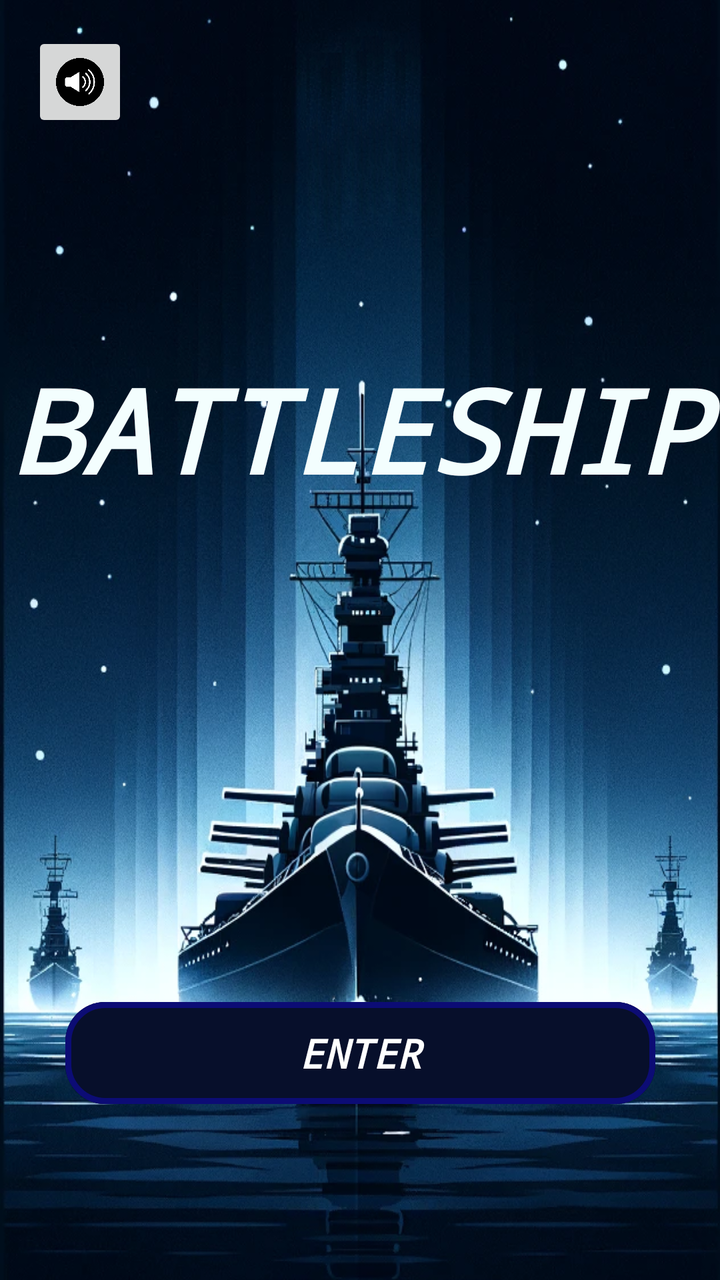
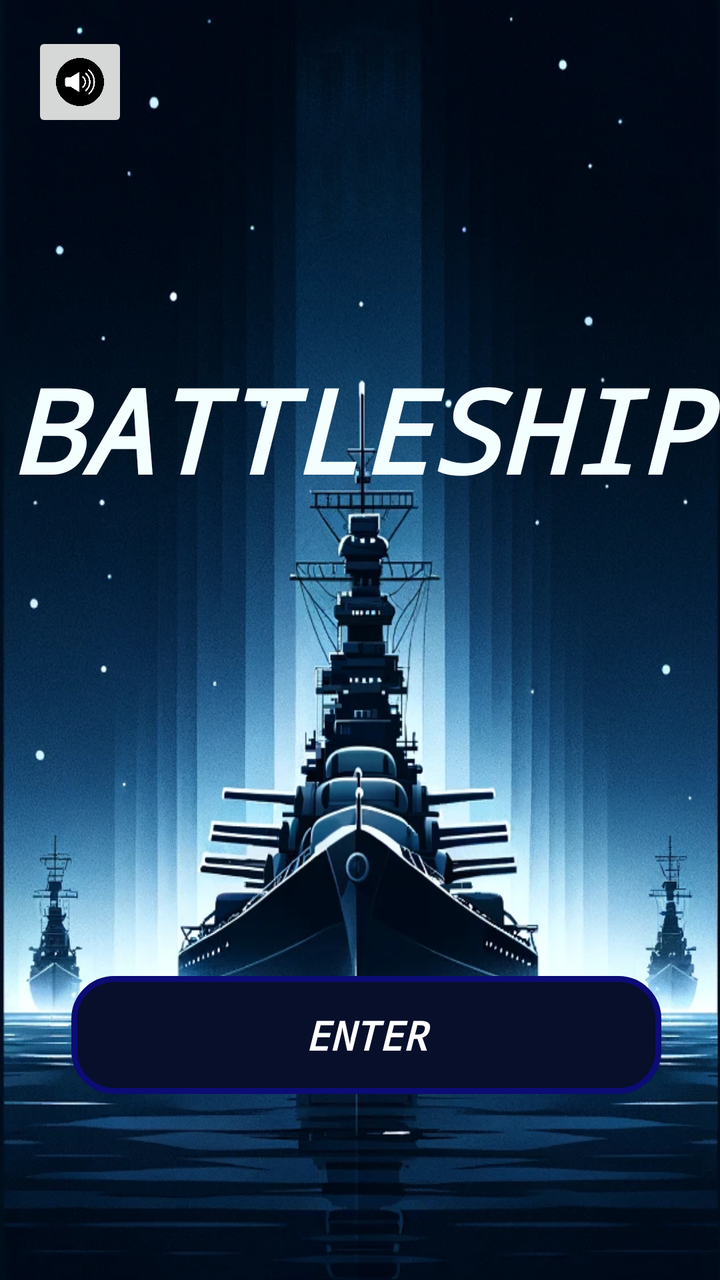

An Android layout rendered at two revisions. The XML below is the earlier revision; the diff shows what the commit changed to produce the second picture.
<!-- AndroidManifest.xml: application theme Theme.BattleshipClient -->
<!-- res/layout/activity_main.xml -->
<?xml version="1.0" encoding="utf-8"?>
<androidx.constraintlayout.widget.ConstraintLayout xmlns:android="http://schemas.android.com/apk/res/android"
    xmlns:app="http://schemas.android.com/apk/res-auto"
    xmlns:tools="http://schemas.android.com/tools"
    android:layout_width="match_parent"
    android:layout_height="match_parent"
    android:background="@drawable/main_activity_img"
    app:layout_constrainedHeight="true"
    tools:context=".view.activities.MainActivity">


    <Button
        android:id="@+id/enterBtnId"
        android:layout_width="295dp"
        android:layout_height="59dp"
        android:layout_marginBottom="84dp"
        android:backgroundTint="@color/navy"
        android:cursorVisible="false"
        android:fontFamily="monospace"
        android:text="ENTER"
        android:textColor="@color/white"
        android:textSize="20sp"
        android:textStyle="bold|italic"
        app:autoSizeMaxTextSize="20sp"
        app:autoSizeMinTextSize="12sp"
        app:autoSizeStepGranularity="2sp"
        app:autoSizeTextType="uniform"
        app:cornerRadius="20dp"
        app:layout_constraintBottom_toBottomOf="parent"
        app:layout_constraintEnd_toEndOf="parent"
        app:layout_constraintStart_toStartOf="parent"
        app:strokeColor="#0C0C75"
        app:strokeWidth="3dp" />

    <TextView
        android:id="@+id/gameTitleId"
        android:layout_width="0dp"
        android:layout_height="136dp"
        android:layout_marginTop="176dp"
        android:fontFamily="monospace"
        android:text="BATTLESHIP"
        android:textAlignment="center"
        android:textColor="#F3FEFE"
        android:textSize="50sp"
        android:textStyle="bold|italic"
        app:autoSizeMaxTextSize="60sp"
        app:autoSizeMinTextSize="12sp"
        app:autoSizeStepGranularity="2sp"
        app:autoSizeTextType="uniform"
        app:layout_constraintEnd_toEndOf="parent"
        app:layout_constraintHorizontal_bias="0.0"
        app:layout_constraintStart_toStartOf="parent"
        app:layout_constraintTop_toTopOf="parent" />

    <ImageButton
        android:id="@+id/muteBtnId"
        android:layout_width="48dp"
        android:layout_height="50dp"
        android:layout_marginStart="16dp"
        android:layout_marginTop="16dp"
        android:onClick="muteUnmute"
        android:scaleType="centerInside"
        app:layout_constraintStart_toStartOf="parent"
        app:layout_constraintTop_toTopOf="parent"
        app:srcCompat="@drawable/audio_on_off_dark" />



</androidx.constraintlayout.widget.ConstraintLayout>
<!-- resources referenced by this layout -->
<resources>
  <color name="navy">#070F2B</color>
  <color name="white">#FFFFFFFF</color>
  <!-- drawable audio_on_off_dark: png bitmap (drawable-ldltr, 18546 bytes) -->
  <!-- drawable main_activity_img: png bitmap (drawable, 882582 bytes) -->
  <style name="Theme.BattleshipClient" parent="Base.Theme.BattleshipClient" />
  <style name="Base.Theme.BattleshipClient" parent="Theme.Material3.DayNight.NoActionBar">
          <item name="colorPrimary">@color/black</item>
          
          
      </style>
  <color name="black">#FF000000</color>
</resources>

<!-- the commit's change to res/layout/activity_main.xml (unified diff, before → after) -->
@@ -8,29 +8,20 @@
     app:layout_constrainedHeight="true"
     tools:context=".view.activities.MainActivity">
 
-
     <Button
         android:id="@+id/enterBtnId"
+        style="@style/ButtonTextAppearance"
+        android:background="@drawable/custom_navigation_button_background"
         android:layout_width="295dp"
         android:layout_height="59dp"
         android:layout_marginBottom="84dp"
-        android:backgroundTint="@color/navy"
-        android:cursorVisible="false"
-        android:fontFamily="monospace"
         android:text="ENTER"
-        android:textColor="@color/white"
-        android:textSize="20sp"
-        android:textStyle="bold|italic"
-        app:autoSizeMaxTextSize="20sp"
-        app:autoSizeMinTextSize="12sp"
-        app:autoSizeStepGranularity="2sp"
-        app:autoSizeTextType="uniform"
-        app:cornerRadius="20dp"
         app:layout_constraintBottom_toBottomOf="parent"
         app:layout_constraintEnd_toEndOf="parent"
+        app:layout_constraintHorizontal_bias="0.551"
         app:layout_constraintStart_toStartOf="parent"
-        app:strokeColor="#0C0C75"
-        app:strokeWidth="3dp" />
+        app:layout_constraintTop_toTopOf="parent"
+        app:layout_constraintVertical_bias="0.982" />
 
     <TextView
         android:id="@+id/gameTitleId"
@@ -66,4 +57,5 @@
 
 
 
+
 </androidx.constraintlayout.widget.ConstraintLayout>
<!-- resource entries referenced after the edit -->
@@ -1,9 +1,40 @@
 <!-- resources referenced by this layout -->
 <resources>
   <color name="navy">#070F2B</color>
+  <color name="buttonStroke">#0C0C75</color>
   <color name="white">#FFFFFFFF</color>
   <!-- drawable audio_on_off_dark: png bitmap (drawable-ldltr, 18546 bytes) -->
+  <!-- drawable custom_navigation_button_background (drawable) -->
+  <?xml version="1.0" encoding="utf-8"?>
+  <shape xmlns:android="http://schemas.android.com/apk/res/android">
+      <corners android:radius="20dp" />
+      <gradient
+          android:angle="45"
+          android:endColor="@color/navy"
+          android:startColor="@color/navy"
+          android:type="linear" />
+  
+  
+      <stroke android:width="3dp" android:color="@color/buttonStroke" />
+  
+  </shape>
   <!-- drawable main_activity_img: png bitmap (drawable, 882582 bytes) -->
+  <style name="ButtonTextAppearance">
+          <item name="android:textColor">@color/white</item>
+          <item name="android:textSize">40sp</item>
+          <item name="android:layout_width">wrap_content</item>
+          <item name="android:layout_height">wrap_content</item>
+          <item name="android:textStyle">bold|italic</item>
+          <item name="android:fontFamily">monospace</item>
+          <item name="autoSizeMaxTextSize">20sp</item>
+          <item name="autoSizeMinTextSize">12sp</item>
+          <item name="android:textAlignment">center</item>
+          <item name="autoSizeTextType">uniform</item>
+          <item name="autoSizeStepGranularity">2sp</item>
+          <item name="backgroundTint">@null</item>
+  
+  
+      </style>
   <style name="Theme.BattleshipClient" parent="Base.Theme.BattleshipClient" />
   <style name="Base.Theme.BattleshipClient" parent="Theme.Material3.DayNight.NoActionBar">
           <item name="colorPrimary">@color/black</item>
